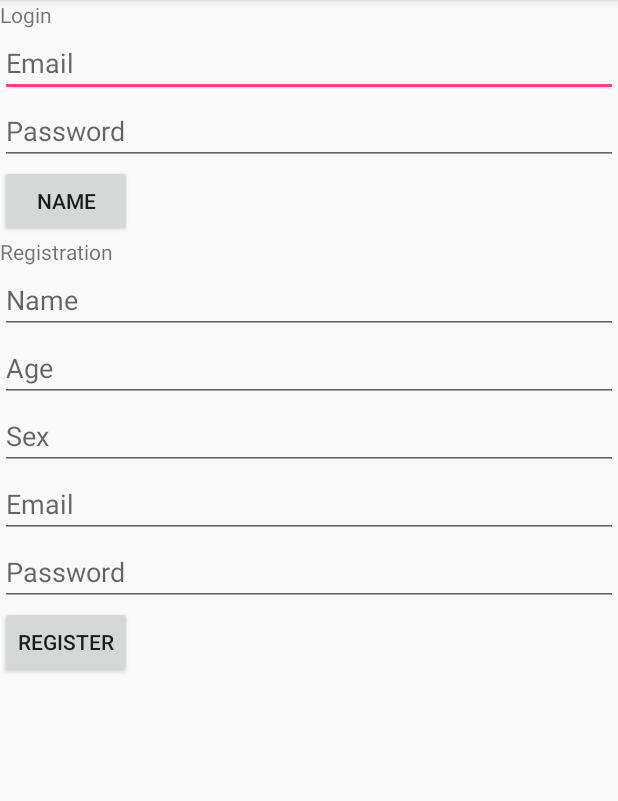
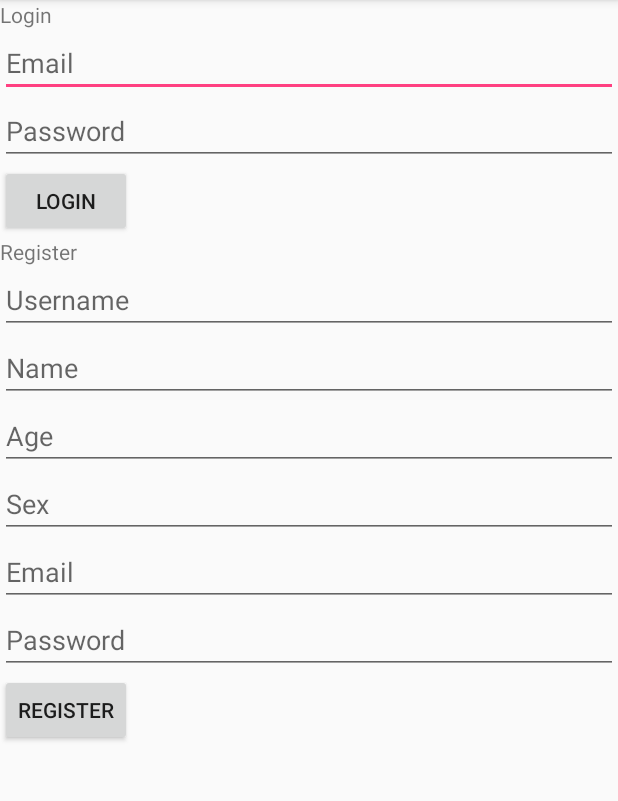
Before and after one commit to BenCarlson01/FirebaseLearning, an Android app: the screen it shows after launch (LoginActivity), after a tap on "REGISTER", on a phone screen of 412 x 824 dp, the part 84-885 px from its top. Run offline under Robolectric (Android 15) with nearby library versions, the phone set to English and light mode, and no system bars; our stand-ins replace Firebase (no records; nobody signed in at launch, a user with empty details on screens opened directly); 2 statements that could not run were skipped.

Commit message:
Finished Episode 6 - Requiring unique usernames - last tutorial video

```diff
--- a/app/src/main/java/com/bemad/bcarlson/firebaselearning/LoginActivity.java
+++ b/app/src/main/java/com/bemad/bcarlson/firebaselearning/LoginActivity.java
@@ -15,8 +15,12 @@ import com.google.firebase.auth.AuthResult;
 import com.google.firebase.auth.FirebaseAuth;
 import com.google.firebase.auth.FirebaseAuthException;
 import com.google.firebase.auth.FirebaseUser;
+import com.google.firebase.database.DataSnapshot;
+import com.google.firebase.database.DatabaseError;
 import com.google.firebase.database.DatabaseReference;
 import com.google.firebase.database.FirebaseDatabase;
+import com.google.firebase.database.Query;
+import com.google.firebase.database.ValueEventListener;
 
 import java.util.Arrays;
 import java.util.HashMap;
@@ -24,7 +28,8 @@ import java.util.HashMap;
 public class LoginActivity extends AppCompatActivity {
     private EditText mEmailLogin, mPasswordLogin,
             mEmailRegistration, mPasswordRegistration,
-            mNameRegistration, mAgeRegistration, mSexRegistration;
+            mNameRegistration, mAgeRegistration, mSexRegistration,
+            mUsernameRegistration;
     private Button mButtonLogin, mButtonRegistration;
 
     private FirebaseAuth mAuth;
@@ -39,6 +44,7 @@ public class LoginActivity extends AppCompatActivity {
         mPasswordLogin = findViewById(R.id.passwordLogin);
         mEmailRegistration = findViewById(R.id.emailRegistration);
         mPasswordRegistration = findViewById(R.id.passwordRegistration);
+        mUsernameRegistration = findViewById(R.id.usernameRegistration);
 
         mNameRegistration = findViewById(R.id.nameRegistration);
         mAgeRegistration = findViewById(R.id.ageRegistration);
@@ -63,15 +69,30 @@ public class LoginActivity extends AppCompatActivity {
         mButtonRegistration.setOnClickListener(new View.OnClickListener() {
             @Override
             public void onClick(View view) {
-                String email = mEmailRegistration.getText().toString();
-                String password = mPasswordRegistration.getText().toString();
+                final String email = mEmailRegistration.getText().toString();
+                final String password = mPasswordRegistration.getText().toString();
+                final String username = mUsernameRegistration.getText().toString();
+
+                Query usernameQuery = FirebaseDatabase
+                                            .getInstance()
+                                            .getReference()
+                                            .child("Users")
+                                            .orderByChild("username")
+                                            .equalTo(username);
+                usernameQuery.addListenerForSingleValueEvent(new ValueEventListener() {
+                    @Override
+                    public void onDataChange(@NonNull DataSnapshot dataSnapshot) {
+                        if (dataSnapshot.getChildrenCount() > 0) {
+                            Toast.makeText(LoginActivity.this,
+                                    "Username taken, please choose another", Toast.LENGTH_SHORT).show();
+                        } else {
                             mAuth.createUserWithEmailAndPassword(email, password).addOnCompleteListener(
                                     LoginActivity.this, new OnCompleteListener<AuthResult>() {
                                         @Override
                                         public void onComplete(@NonNull Task<AuthResult> task) {
                                             if (task.isSuccessful()) {
                                                 String userID = mAuth.getCurrentUser().getUid();
-                                     DatabaseReference currentUserDB =
+                                                final DatabaseReference currentUserDB =
                                                         FirebaseDatabase
                                                                 .getInstance()
                                                                 .getReference()
@@ -79,10 +100,11 @@ public class LoginActivity extends AppCompatActivity {
                                                                 .child(userID);
                                                 HashMap<String, String> newPost = new HashMap<>();
 
-                                     String name = mNameRegistration.getText().toString();
-                                     String age = mAgeRegistration.getText().toString();
-                                     String sex = mSexRegistration.getText().toString();
+                                                final String name = mNameRegistration.getText().toString();
+                                                final String age = mAgeRegistration.getText().toString();
+                                                final String sex = mSexRegistration.getText().toString();
 
+                                                newPost.put("username", username);
                                                 newPost.put("name", name);
                                                 newPost.put("age", age);
                                                 newPost.put("sex", sex);
@@ -96,6 +118,15 @@ public class LoginActivity extends AppCompatActivity {
                                             }
                                         }
                                     });
+                        }
+                    }
+                    @Override
+                    public void onCancelled(@NonNull DatabaseError databaseError) {
+
+                    }
+                });
+
+
             }
         });
 
--- a/app/src/main/res/layout/activity_login.xml
+++ b/app/src/main/res/layout/activity_login.xml
@@ -11,66 +11,61 @@
         android:layout_width="wrap_content"
         android:layout_height="wrap_content"
         android:text="Login"/>
-
     <EditText
         android:layout_width="match_parent"
         android:layout_height="wrap_content"
         android:hint="Email"
         android:id="@+id/emailLogin"/>
-
     <EditText
         android:layout_width="match_parent"
         android:layout_height="wrap_content"
         android:hint="Password"
         android:id="@+id/passwordLogin"/>
-
     <Button
         android:layout_width="wrap_content"
         android:layout_height="wrap_content"
-        android:text="Name"
+        android:text="Login"
         android:id="@+id/buttonLogin"/>
 
 
     <TextView
         android:layout_width="wrap_content"
         android:layout_height="wrap_content"
-        android:text="Registration"/>
-
+        android:text="Register"/>
+    <EditText
+        android:layout_width="match_parent"
+        android:layout_height="wrap_content"
+        android:hint="Username"
+        android:id="@+id/usernameRegistration"/>
     <EditText
         android:layout_width="match_parent"
         android:layout_height="wrap_content"
         android:hint="Name"
         android:id="@+id/nameRegistration"/>
-
     <EditText
         android:layout_width="match_parent"
         android:layout_height="wrap_content"
         android:hint="Age"
         android:id="@+id/ageRegistration"/>
-
     <EditText
         android:layout_width="match_parent"
         android:layout_height="wrap_content"
         android:hint="Sex"
         android:id="@+id/sexRegistration"/>
-
     <EditText
         android:layout_width="match_parent"
         android:layout_height="wrap_content"
         android:hint="Email"
         android:id="@+id/emailRegistration"/>
-
     <EditText
         android:layout_width="match_parent"
         android:layout_height="wrap_content"
         android:hint="Password"
         android:id="@+id/passwordRegistration"/>
-
     <Button
         android:layout_width="wrap_content"
         android:layout_height="wrap_content"
         android:text="Register"
         android:id="@+id/buttonRegistration"/>
 
-
 </LinearLayout>
```
Lines whose indentation alone changed are shown as unchanged.
